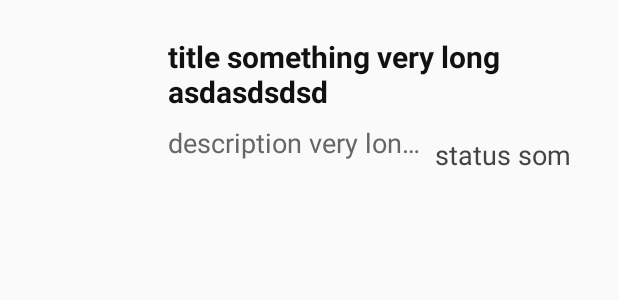
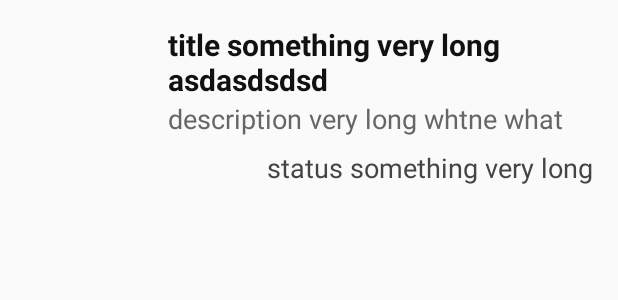
Before and after one commit to kaushikmukunda/Doordashv2, an Android app: the layout item_restaurant_row.xml on its own in the app's theme, with its tools: preview values and no code run, on a phone screen of 412 x 824 dp. Shown: the top 300 px of the screen. Run offline under Robolectric (Android 15) with nearby library versions, the phone set to English and light mode, and no system bars.

Commit message:
Restaurant item row clean up

```diff
--- a/app/src/main/java/km/com/doordash/common/di/AppModule.kt
+++ b/app/src/main/java/km/com/doordash/common/di/AppModule.kt
@@ -29,8 +29,12 @@ class AppModule {
         return Retrofit.Builder()
             .addCallAdapterFactory(RxJava2CallAdapterFactory.create())
             .addConverterFactory(GsonConverterFactory.create())
-            .baseUrl("https://api.doordash.com/v2/")
+            .baseUrl(BASE_URL)
             .client(okHttpClient)
             .build()
     }
+
+    companion object {
+        private const val BASE_URL = "https://api.doordash.com/v2/"
+    }
 }
--- a/app/src/main/java/km/com/doordash/common/di/RestaurantModule.kt
+++ b/app/src/main/java/km/com/doordash/common/di/RestaurantModule.kt
@@ -9,7 +9,7 @@ import retrofit2.Retrofit
 class RestaurantModule {
 
     @Provides
-    fun provideRestuarantService(retrofit: Retrofit): RestaurantService {
+    fun provideRestaurantService(retrofit: Retrofit): RestaurantService {
         return retrofit.create(RestaurantService::class.java)
     }
 }
--- a/app/src/main/res/layout/item_restaurant_row.xml
+++ b/app/src/main/res/layout/item_restaurant_row.xml
@@ -30,22 +30,14 @@
             android:maxLines="2"
             tools:text="title something very long asdasdsdsd"/>
 
-    <androidx.constraintlayout.widget.Guideline
-            android:id="@+id/barrier"
-            android:layout_width="wrap_content"
-            android:layout_height="wrap_content"
-            android:orientation="vertical"
-            app:layout_constraintGuide_percent="0.7"/>
-
     <TextView
             android:id="@+id/description"
             style="@style/row_description"
             android:layout_width="0dp"
             android:layout_height="wrap_content"
             app:layout_constraintTop_toBottomOf="@id/title"
-            app:layout_constraintLeft_toRightOf="@id/thumbnail"
-            app:layout_constraintBottom_toBottomOf="parent"
-            app:layout_constraintRight_toLeftOf="@id/barrier"
+            app:layout_constraintStart_toEndOf="@id/thumbnail"
+            app:layout_constraintEnd_toEndOf="parent"
             android:layout_marginStart="@dimen/default_margin"
             android:ellipsize="end"
             android:maxLines="1"
@@ -54,15 +46,12 @@
     <TextView
             android:id="@+id/status"
             style="@style/row_status"
-            android:layout_width="0dp"
+            android:layout_width="wrap_content"
             android:layout_height="wrap_content"
             app:layout_constraintEnd_toEndOf="parent"
-            app:layout_constraintTop_toTopOf="@id/description"
-            app:layout_constraintStart_toEndOf="@id/barrier"
+            app:layout_constraintTop_toBottomOf="@id/description"
             android:paddingTop="@dimen/margin_small"
-            android:layout_marginStart="@dimen/margin_small"
             android:ellipsize="end"
-            android:maxLength="10"
             tools:text="status something very long"
     />
 
```
